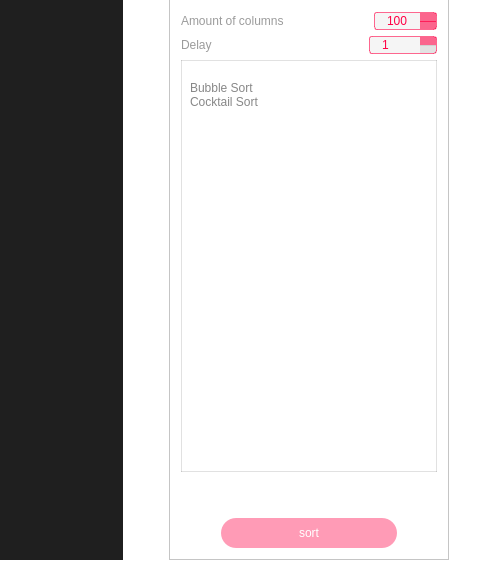
First picture: the form in src/widget.ui, repository letelete/visualization-of-sorting-algorithms, before the edit; both pictures show x 894 to 1374 and y 151 to 722 of the 1374 by 722 pixel window.
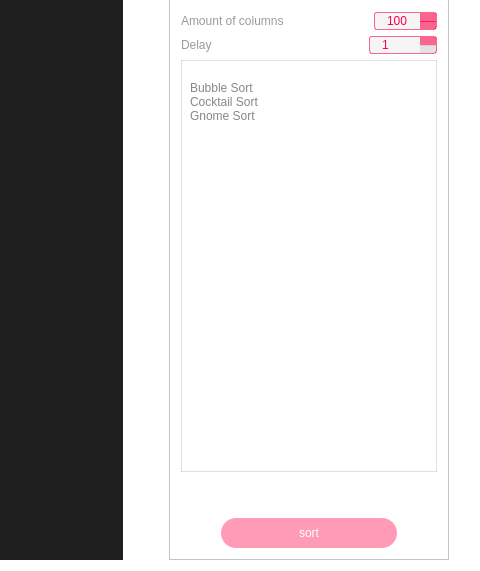
Second picture: the form after the edit.

Commit message: Added Gnome Sort.

Patch:
```diff
--- a/src/widget.ui
+++ b/src/widget.ui
@@ -415,6 +415,11 @@
             <set>AlignLeading|AlignVCenter</set>
            </property>
           </item>
+          <item>
+           <property name="text">
+            <string>Gnome Sort</string>
+           </property>
+          </item>
          </widget>
         </item>
         <item>
```
Left out of the diff: 3 changed lines with no effect on the pictures. The commit also changes 3 other files.
